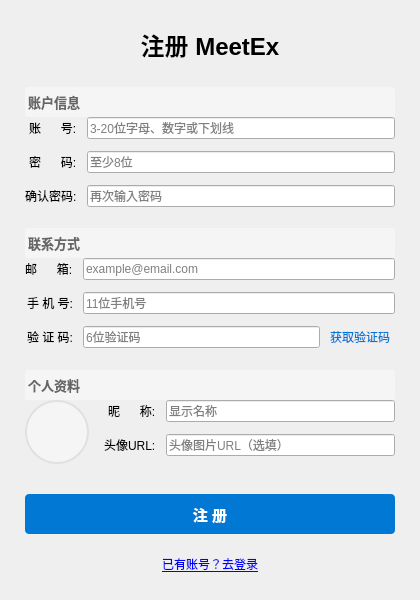
First picture: the form in ui/register.ui, repository zhangdalin/MeetEx, before the edit.
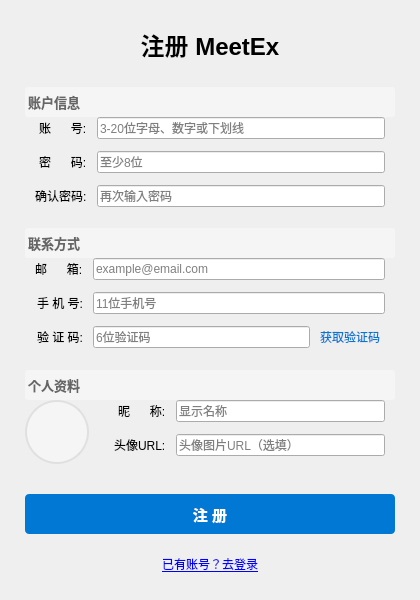
Second picture: the form after the edit. Icons and pictures are not drawn.

Commit message:
style(register): 为表单布局添加左右边距
为账户信息、联系方式、个人资料三个分组的表单布局
添加 leftMargin 和 rightMargin (10px)，优化视觉对齐效果。

The edit to the form file:
```diff
--- a/ui/register.ui
+++ b/ui/register.ui
@@ -113,6 +113,12 @@
      <property name="verticalSpacing">
       <number>12</number>
      </property>
+     <property name="leftMargin">
+      <number>10</number>
+     </property>
+     <property name="rightMargin">
+      <number>10</number>
+     </property>
      <item row="0" column="0">
       <widget class="QLabel" name="accountLabel">
        <property name="text">
@@ -220,6 +226,12 @@
      <property name="verticalSpacing">
       <number>12</number>
      </property>
+     <property name="leftMargin">
+      <number>10</number>
+     </property>
+     <property name="rightMargin">
+      <number>10</number>
+     </property>
      <item row="0" column="0">
       <widget class="QLabel" name="emailLabel">
        <property name="text">
@@ -389,6 +401,12 @@
        <property name="verticalSpacing">
         <number>12</number>
        </property>
+       <property name="leftMargin">
+        <number>10</number>
+       </property>
+       <property name="rightMargin">
+        <number>10</number>
+       </property>
        <item row="0" column="0">
         <widget class="QLabel" name="displayNameLabel">
          <property name="text">
```
